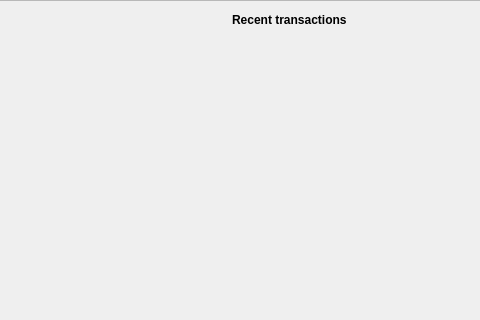
Old version of the form src/gui/ui/overviewframe.ui in the repository cryptonotefoundation/cryptonotewallet; both pictures show x 221 to 701 and y 0 to 320 of the 980 by 590 pixel window.
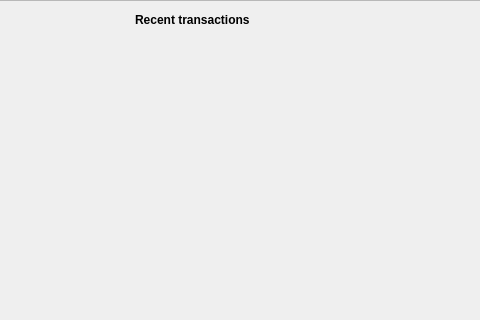
New version of the form.

The edit to the form file:
```diff
--- a/src/gui/ui/overviewframe.ui
+++ b/src/gui/ui/overviewframe.ui
@@ -19,7 +19,7 @@
   <property name="frameShadow">
    <enum>QFrame::Raised</enum>
   </property>
-  <layout class="QGridLayout" name="gridLayout" columnstretch="45,55">
+  <layout class="QGridLayout" name="gridLayout" columnstretch="35,65">
    <property name="sizeConstraint">
     <enum>QLayout::SetDefaultConstraint</enum>
    </property>
```
